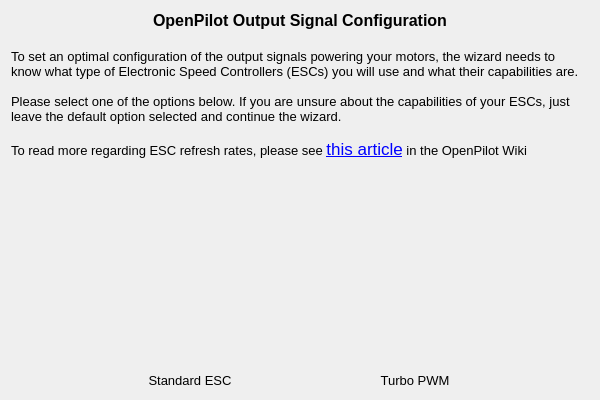
This is ground/openpilotgcs/src/plugins/setupwizard/pages/escpage.ui in openpilot/OpenPilot as Qt 5 draws it before an edit. The edited form follows.
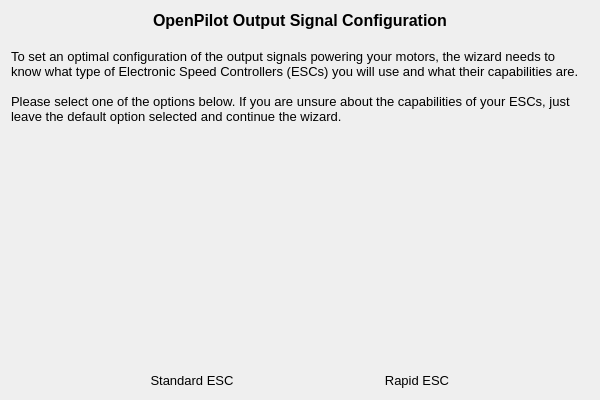
This is the edited form. Icons and pictures are not drawn.

Patch:
```diff
--- a/ground/openpilotgcs/src/plugins/setupwizard/pages/escpage.ui
+++ b/ground/openpilotgcs/src/plugins/setupwizard/pages/escpage.ui
@@ -26,8 +26,7 @@
 &lt;p style=&quot; margin-top:0px; margin-bottom:0px; margin-left:0px; margin-right:0px; -qt-block-indent:0; text-indent:0px;&quot;&gt;&lt;span style=&quot; font-size:10pt;&quot;&gt;To set an optimal configuration of the output signals powering your motors, the wizard needs to know what type of Electronic Speed Controllers (ESCs) you will use and what their capabilities are.&lt;/span&gt;&lt;/p&gt;
 &lt;p style=&quot;-qt-paragraph-type:empty; margin-top:0px; margin-bottom:0px; margin-left:0px; margin-right:0px; -qt-block-indent:0; text-indent:0px; font-size:10pt;&quot;&gt;&lt;br /&gt;&lt;/p&gt;
 &lt;p style=&quot; margin-top:0px; margin-bottom:0px; margin-left:0px; margin-right:0px; -qt-block-indent:0; text-indent:0px;&quot;&gt;&lt;span style=&quot; font-size:10pt;&quot;&gt;Please select one of the options below. If you are unsure about the capabilities of your ESCs, just leave the default option selected and continue the wizard.&lt;/span&gt;&lt;/p&gt;
-&lt;p style=&quot;-qt-paragraph-type:empty; margin-top:0px; margin-bottom:0px; margin-left:0px; margin-right:0px; -qt-block-indent:0; text-indent:0px; font-size:10pt;&quot;&gt;&lt;br /&gt;&lt;/p&gt;
-&lt;p style=&quot; margin-top:0px; margin-bottom:0px; margin-left:0px; margin-right:0px; -qt-block-indent:0; text-indent:0px;&quot;&gt;&lt;span style=&quot; font-size:10pt;&quot;&gt;To read more regarding ESC refresh rates, please see &lt;/span&gt;&lt;a href=&quot;http://wiki.openpilot.org/x/HIEu&quot;&gt;&lt;span style=&quot; font-family:'Lucida Grande'; font-size:13pt; text-decoration: underline; color:#0000ff;&quot;&gt;this article&lt;/span&gt;&lt;/a&gt;&lt;span style=&quot; font-size:10pt;&quot;&gt; in the OpenPilot Wiki&lt;/span&gt;&lt;/p&gt;&lt;/body&gt;&lt;/html&gt;</string>
+&lt;p style=&quot;-qt-paragraph-type:empty; margin-top:0px; margin-bottom:0px; margin-left:0px; margin-right:0px; -qt-block-indent:0; text-indent:0px; font-size:10pt;&quot;&gt;&lt;br /&gt;&lt;/p&gt;&lt;/body&gt;&lt;/html&gt;</string>
      </property>
      <property name="alignment">
       <set>Qt::AlignLeading|Qt::AlignLeft|Qt::AlignTop</set>
@@ -113,7 +112,7 @@
         <string notr="true">QToolButton { border: none }</string>
        </property>
        <property name="text">
-        <string>Turbo PWM</string>
+        <string>Rapid ESC</string>
        </property>
        <property name="icon">
         <iconset resource="../wizardResources.qrc">
```
